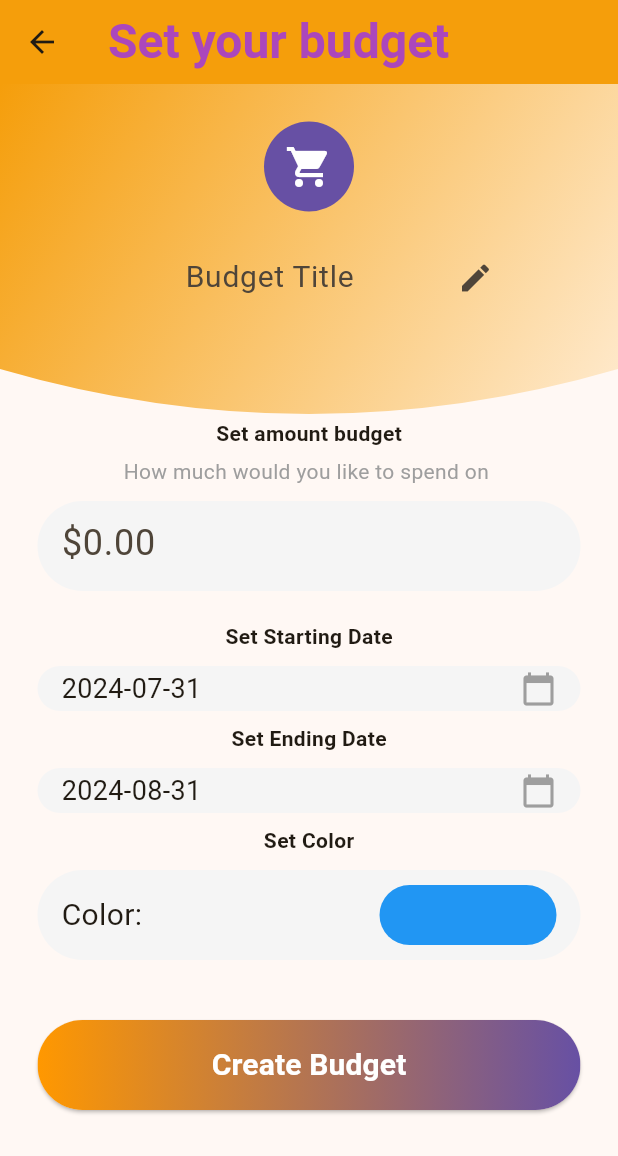
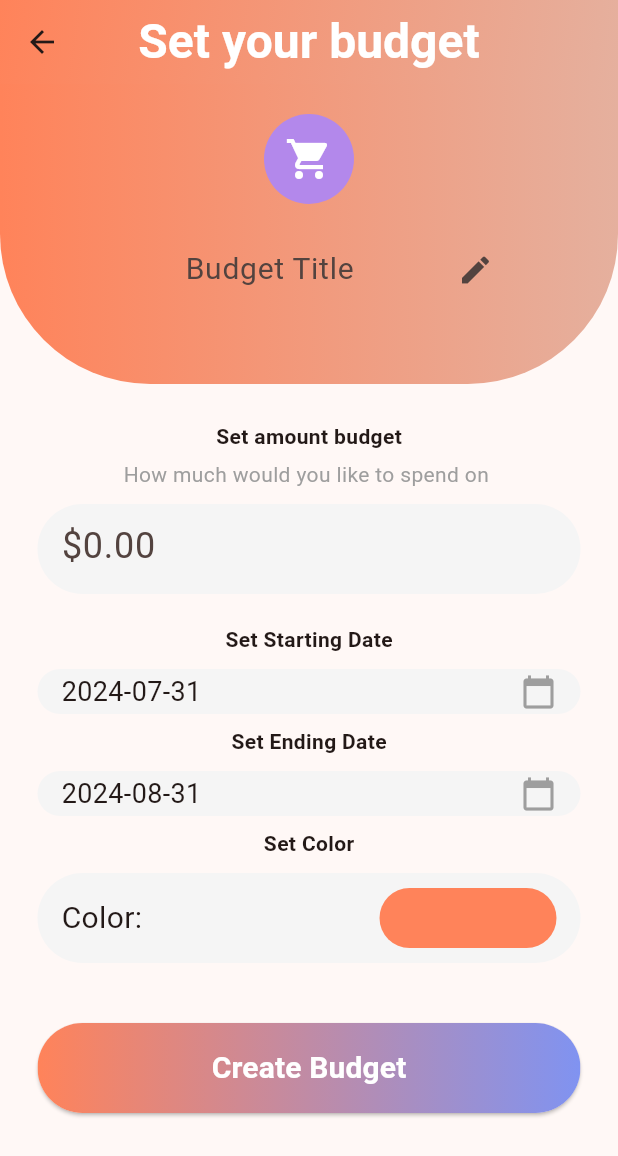
Before and after one commit to KushParmar07/Econowise, a Flutter app: the screen it shows after launch, after a tap on "Please Create A Budget", on a phone screen of 412 x 824 dp. Shown: the top 1156 px of the screen. Run offline on Flutter 3.47's test engine with Material 3 defaults, Android fonts, the light colour scheme and no system bars; our stand-ins replace flutter_colorpicker, fluttertoast, percent_indicator.

Commit message:
Updated Visuals

```diff
--- a/lib/budget_files/budget_page_layout.dart
+++ b/lib/budget_files/budget_page_layout.dart
@@ -34,8 +34,13 @@ class _BudgetPageState extends State<BudgetPage> {
       warning(selectedBudgetDetails);
     } else {
       selectedBudget = "";
-      selectedBudgetDetails = Budget("Sample Budget", 100, DateTime.now(),
-          DateTime.now(), Icons.accessibility_rounded, Colors.purple);
+      selectedBudgetDetails = Budget(
+          "Sample Budget",
+          100,
+          DateTime.now(),
+          DateTime.now(),
+          Icons.accessibility_rounded,
+          Color.fromARGB(255, 179, 136, 235));
       startDate = DateTime.now();
       endDate = DateTime.now();
     }
@@ -130,19 +135,18 @@ class _BudgetPageState extends State<BudgetPage> {
 
     return Scaffold(
       appBar: AppBar(
-        title: Text("Budget Page"),
+        title: const Text("Budget Page"),
         backgroundColor: Theme.of(context).colorScheme.inversePrimary,
+        centerTitle: true,
       ),
       body: budgets.isNotEmpty
           ? Column(
               children: [
-                // Budget Cards and Add Button in a Row
-                SizedBox(height: 15),
+                const SizedBox(height: 15),
                 SizedBox(
                   height: 160,
                   child: Row(
                     children: [
-                      // Add Button (taller, thinner)
                       Padding(
                         padding: const EdgeInsets.all(8.0),
                         child: InkWell(
@@ -150,7 +154,7 @@ class _BudgetPageState extends State<BudgetPage> {
                           borderRadius: BorderRadius.circular(10),
                           child: Ink(
                             width: 50,
-                            height: 140,
+                            height: 100,
                             decoration: BoxDecoration(
                               color: Colors.grey[300],
                               borderRadius: BorderRadius.circular(10),
@@ -159,10 +163,7 @@ class _BudgetPageState extends State<BudgetPage> {
                           ),
                         ),
                       ),
-
-                      // Budget Category Cards
                       Expanded(
-                        // This allows the cards to fill remaining space
                         child: ListView.builder(
                           scrollDirection: Axis.horizontal,
                           itemCount: budgets.length,
@@ -178,10 +179,19 @@ class _BudgetPageState extends State<BudgetPage> {
                                   width: 120,
                                   decoration: BoxDecoration(
                                       color: isSelected
-                                        ? budget.color
+                                          ? budget.color.withOpacity(0.9)
                                           : budget.color.withOpacity(0.3),
                                       borderRadius: BorderRadius.circular(15),
-                                  ),
+                                      boxShadow: isSelected
+                                          ? [
+                                              BoxShadow(
+                                                  color: budget.color
+                                                      .withOpacity(0.2),
+                                                  spreadRadius: 3,
+                                                  blurRadius: 5,
+                                                  offset: Offset(0, 10))
+                                            ]
+                                          : null),
                                   child: Column(
                                     mainAxisAlignment: MainAxisAlignment.center,
                                     children: [
@@ -194,13 +204,17 @@ class _BudgetPageState extends State<BudgetPage> {
                                             fontWeight: isSelected
                                                 ? FontWeight.bold
                                                 : FontWeight.normal,
-                                        ),
+                                            color: Colors.white,
+                                            fontSize: 16),
                                       ),
                                       Text(
-                                          '\$${budget.totalUsed.toStringAsFixed(2)}'),
+                                          '\$${budget.totalUsed.toStringAsFixed(2)}',
+                                          style: const TextStyle(
+                                              color: Colors.white)),
                                       Text(
                                         'of \$${budget.budgetAmount.toStringAsFixed(2)}',
-                                        style: const TextStyle(fontSize: 12),
+                                        style: const TextStyle(
+                                            fontSize: 12, color: Colors.white),
                                       ),
                                       IconButton(
                                           onPressed: () {
@@ -218,7 +232,7 @@ class _BudgetPageState extends State<BudgetPage> {
                     ],
                   ),
                 ),
-                SizedBox(height: 20),
+                const SizedBox(height: 50),
                 Expanded(
                   child: Container(
                     decoration: BoxDecoration(
@@ -226,7 +240,9 @@ class _BudgetPageState extends State<BudgetPage> {
                         color: const Color.fromARGB(255, 228, 222, 222)
                             .withOpacity(0.3),
                       ),
-                      borderRadius: BorderRadius.all(Radius.circular(40)),
+                      borderRadius: const BorderRadius.only(
+                          topLeft: Radius.circular(40),
+                          topRight: Radius.circular(40)),
                       color: const Color.fromARGB(255, 228, 222, 222)
                           .withOpacity(0.3),
                     ),
--- a/lib/budget_files/create_budget.dart
+++ b/lib/budget_files/create_budget.dart
@@ -24,7 +24,7 @@ class _BudgetScreenState extends State<BudgetScreen> {
   String budgetDescriptionText = 'How much would you like to spend on ';
   DateTime? _startSelectedDate = DateTime.now();
   DateTime? _endSelectedDate = DateTime.now().add(const Duration(days: 31));
-  Color _selectedColor = Colors.blue;
+  Color _selectedColor = const Color.fromARGB(255, 255, 131, 90);
 
   late List<Budget> currentBudgets = [];
 
@@ -169,10 +169,10 @@ class _BudgetScreenState extends State<BudgetScreen> {
           availableColors: const [
             Colors.red,
             Colors.pink,
-            Colors.purple,
+            Color.fromARGB(255, 179, 136, 235),
             Colors.deepPurple,
             Colors.indigo,
-            Colors.blue,
+            Color.fromARGB(255, 128, 147, 241),
             Colors.lightBlue,
             Colors.cyan,
             Colors.teal,
@@ -181,7 +181,7 @@ class _BudgetScreenState extends State<BudgetScreen> {
             Colors.lime,
             Colors.yellow,
             Colors.amber,
-            Colors.orange,
+            Color.fromARGB(255, 255, 131, 90),
             Colors.deepOrange,
             Colors.brown,
             Colors.grey,
@@ -193,42 +193,46 @@ class _BudgetScreenState extends State<BudgetScreen> {
   Widget build(BuildContext context) {
     return Scaffold(
         appBar: AppBar(
-          backgroundColor:
-              const Color(0xFFF59E0B), // Make the AppBar transparent
-          title: Text('Set your budget',
+          title: const Text('Set your budget',
               style: TextStyle(
-                  color: Colors.purple[400],
+                  color: Colors.white,
                   fontWeight: FontWeight.w600,
                   fontSize: 32)),
           elevation: 0,
           leading:
               IconButton(onPressed: back, icon: const Icon(Icons.arrow_back)),
-        ),
-        body: Stack(children: <Widget>[
-          // Background with curved shape (CustomClipper)
-          ClipPath(
-            clipper: BackgroundClipper(),
-            child: Container(
-              height: 250, // Adjust height as needed
+          flexibleSpace: Container(
             decoration: const BoxDecoration(
                 gradient: LinearGradient(
                     begin: Alignment.topLeft,
                     end: Alignment.bottomRight,
                     colors: [
-                    Color(0xFFF59E0B),
-                    Color(0xFFFFEDD5)
+                  Color.fromARGB(255, 255, 131, 90),
+                  Color.fromARGB(255, 229, 176, 158)
+                ])),
+          ),
+          centerTitle: true,
+        ),
+        body: Stack(children: <Widget>[
+          SingleChildScrollView(
+            child: Column(
+              children: [
+                Container(
+                  height: 200, // Adjust height as needed
+                  decoration: const BoxDecoration(
+                    borderRadius: BorderRadius.only(
+                        bottomLeft: Radius.circular(100),
+                        bottomRight: Radius.circular(100)),
+                    gradient: LinearGradient(
+                      colors: [
+                        Color.fromARGB(255, 255, 131, 90),
+                        Color.fromARGB(255, 229, 176, 158)
                       ], // Orange shades
                     ),
                   ),
-            ),
-          ),
-
-          Padding(
-            padding: const EdgeInsets.all(25.0),
-            child: SingleChildScrollView(
                   child: Column(
-                children: <Widget>[
-                  // Icon in a purple circle (Moved above)
+                    children: [
+                      Container(height: 20),
                       Center(
                         child: InkWell(
                           onTap: _pickIcon,
@@ -236,7 +240,7 @@ class _BudgetScreenState extends State<BudgetScreen> {
                             width: 60,
                             height: 60,
                             decoration: const BoxDecoration(
-                          color: Color(0xFF6750A4), // Purple background
+                              color: Color.fromARGB(255, 179, 136, 235),
                               shape: BoxShape.circle,
                             ),
                             child: Icon(
@@ -248,14 +252,12 @@ class _BudgetScreenState extends State<BudgetScreen> {
                         ),
                       ),
                       const SizedBox(height: 20),
-                  // Category TextField (Moved below)
                       Center(
                         child: Container(
                           width: 300, // Width of the TextField
                           height: 48, // Height of the TextField
                           padding: const EdgeInsets.symmetric(horizontal: 15.0),
                           decoration: BoxDecoration(
-                        color: const Color.fromARGB(0, 245, 245, 245),
                             borderRadius: BorderRadius.circular(25.0),
                           ),
                           child: TextField(
@@ -278,9 +280,13 @@ class _BudgetScreenState extends State<BudgetScreen> {
                           ),
                         ),
                       ),
-
-                  const SizedBox(height: 70),
-
+                    ],
+                  ),
+                ),
+                Padding(
+                  padding: const EdgeInsets.all(25.0),
+                  child: Column(
+                    children: <Widget>[
                       // Budget Amount Field (Left-aligned labels)
                       const Text(
                         'Set amount budget',
@@ -329,13 +335,16 @@ class _BudgetScreenState extends State<BudgetScreen> {
                               color: Colors.grey[100]!,
                               borderRadius: BorderRadius.circular(30.0),
                             ),
-                        padding: const EdgeInsets.symmetric(horizontal: 16.0),
+                            padding:
+                                const EdgeInsets.symmetric(horizontal: 16.0),
                             child: Row(
                               children: [
                                 Expanded(
                                   child: Text(
                                     _startSelectedDate == null
-                                    ? DateTime.now().toString().split(" ")[0]
+                                        ? DateTime.now()
+                                            .toString()
+                                            .split(" ")[0]
                                         : _startSelectedDate!
                                             .toString()
                                             .split(" ")[0],
@@ -366,13 +375,16 @@ class _BudgetScreenState extends State<BudgetScreen> {
                               color: Colors.grey[100]!,
                               borderRadius: BorderRadius.circular(30.0),
                             ),
-                        padding: const EdgeInsets.symmetric(horizontal: 16.0),
+                            padding:
+                                const EdgeInsets.symmetric(horizontal: 16.0),
                             child: Row(
                               children: [
                                 Expanded(
                                   child: Text(
                                     _endSelectedDate == null
-                                    ? DateTime.now().toString().split(" ")[0]
+                                        ? DateTime.now()
+                                            .toString()
+                                            .split(" ")[0]
                                         : _endSelectedDate!
                                             .toString()
                                             .split(" ")[0],
@@ -403,9 +415,11 @@ class _BudgetScreenState extends State<BudgetScreen> {
                                 color: Colors.grey[100]!,
                                 borderRadius: BorderRadius.circular(30.0),
                               ),
-                          padding: const EdgeInsets.symmetric(horizontal: 16.0),
+                              padding:
+                                  const EdgeInsets.symmetric(horizontal: 16.0),
                               child: Row(
-                            mainAxisAlignment: MainAxisAlignment.spaceAround,
+                                mainAxisAlignment:
+                                    MainAxisAlignment.spaceAround,
                                 children: [
                                   const Expanded(
                                       child: Text(
@@ -447,12 +461,16 @@ class _BudgetScreenState extends State<BudgetScreen> {
                                 gradient: const LinearGradient(
                                   begin: Alignment.centerLeft,
                                   end: Alignment.centerRight,
-                              colors: [Colors.orange, Color(0xFF6750A4)],
+                                  colors: [
+                                    Color.fromARGB(255, 255, 131, 90),
+                                    Color.fromARGB(255, 128, 147, 241)
+                                  ],
                                 ),
                                 borderRadius: BorderRadius.circular(30.0),
                               ),
                               child: Container(
-                            constraints: const BoxConstraints(minHeight: 60),
+                                constraints:
+                                    const BoxConstraints(minHeight: 60),
                                 alignment: Alignment.center,
                                 child: Text(
                                   widget.currentBudget == null
@@ -471,6 +489,8 @@ class _BudgetScreenState extends State<BudgetScreen> {
                       ),
                     ],
                   ),
+                ),
+              ],
             ),
           ),
         ]));
--- a/lib/main.dart
+++ b/lib/main.dart
@@ -18,7 +18,7 @@ class MyApp extends StatelessWidget {
       title: 'Flutter Demo',
       theme: ThemeData(
         colorScheme: ColorScheme.fromSeed(
-            seedColor: const Color.fromARGB(255, 224, 158, 57)),
+            seedColor: const Color.fromARGB(255, 255, 131, 90)),
         useMaterial3: true,
       ),
       home: const MenuSelecter(
--- a/lib/transaction_files/transactions_page.dart
+++ b/lib/transaction_files/transactions_page.dart
@@ -34,6 +34,7 @@ class _TransactionsPageState extends State<TransactionsPage> {
       appBar: AppBar(
         backgroundColor: Theme.of(context).colorScheme.inversePrimary,
         title: Text(widget.title),
+        centerTitle: true,
       ),
       body: Consumer<SaveData>(builder: (context, data, child) {
         return data.transactions.isNotEmpty
```
Also changed, not shown: lib/transaction_files/create_transaction.dart (+50 -38 lines). Lines whose indentation alone changed are shown as unchanged.
